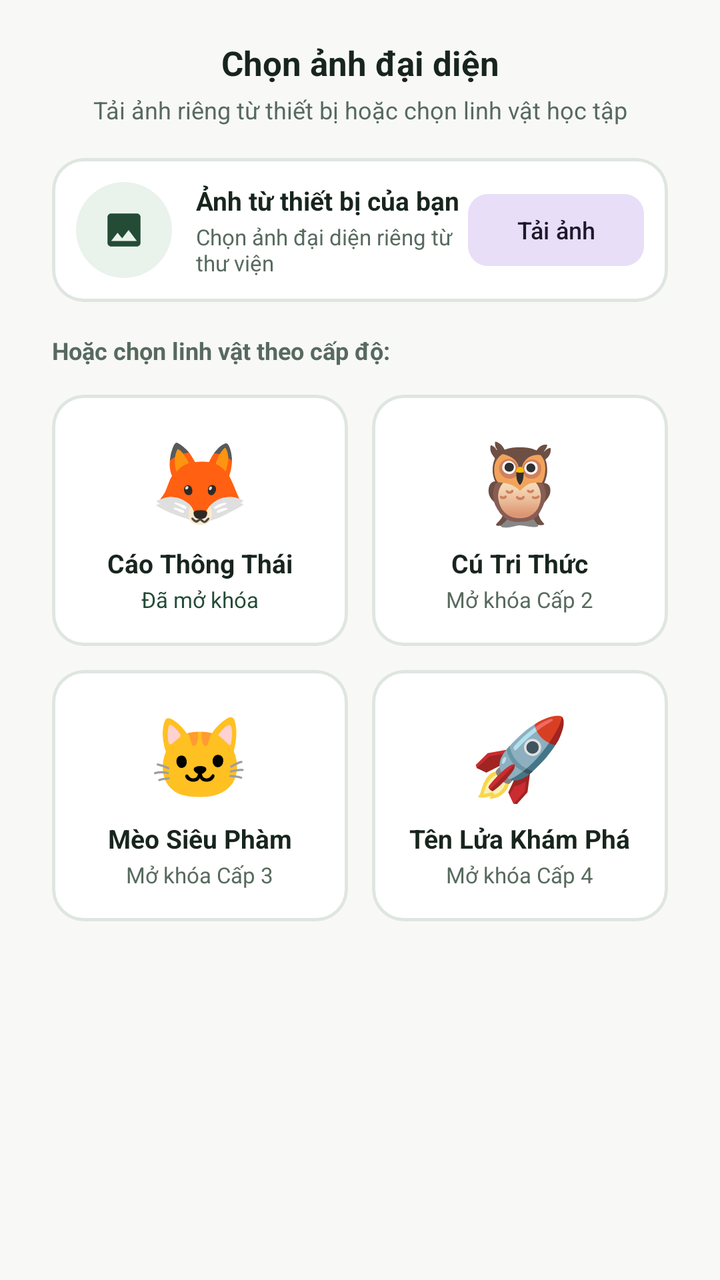
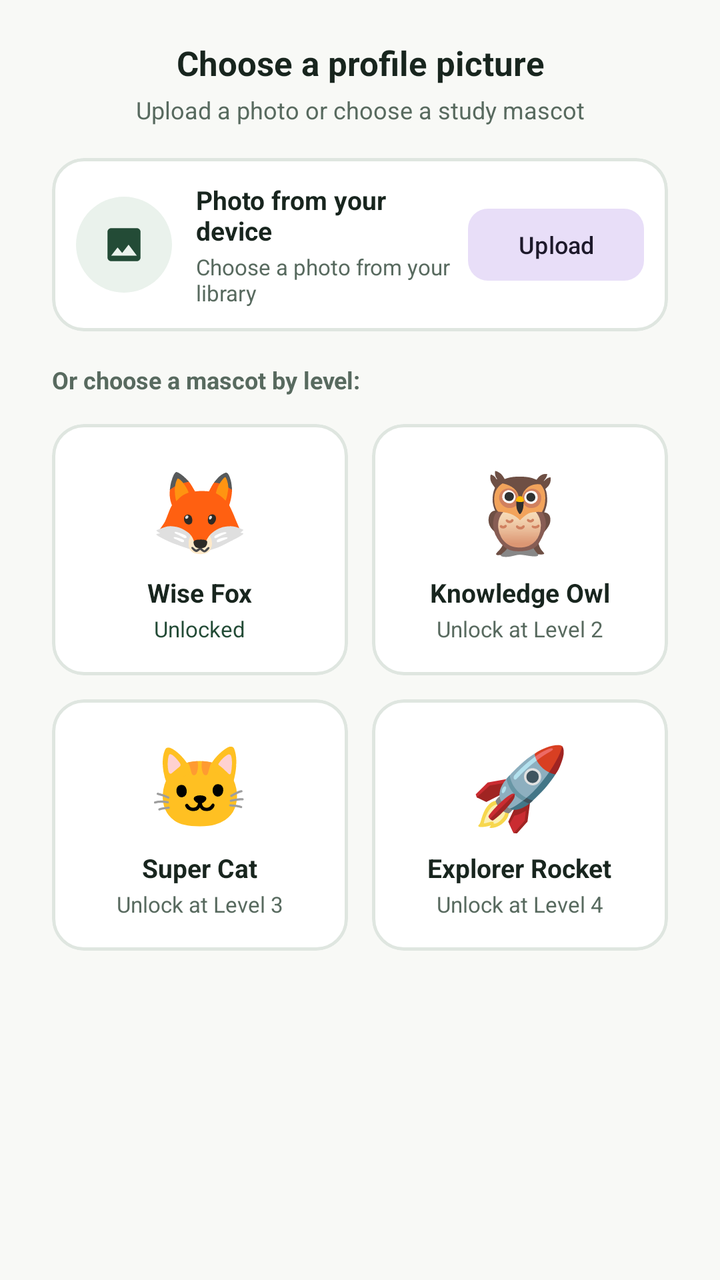

Screens rendered from an Android XML layout before and after an edit, with the pre-edit source and the edit as a unified diff.
<!-- AndroidManifest.xml: application theme Theme.AIStudy -->
<!-- res/layout/dialog_select_avatar.xml -->
<?xml version="1.0" encoding="utf-8"?>
<LinearLayout xmlns:android="http://schemas.android.com/apk/res/android"
    xmlns:app="http://schemas.android.com/apk/res-auto"
    xmlns:tools="http://schemas.android.com/tools"
    android:layout_width="match_parent"
    android:layout_height="wrap_content"
    android:orientation="vertical"
    android:padding="20dp">

    <TextView
        android:layout_width="match_parent"
        android:layout_height="wrap_content"
        android:gravity="center"
        android:text="@string/profile_choose_avatar"
        android:textColor="@color/answer_foreground"
        android:textSize="17sp"
        android:textStyle="bold" />

    <TextView
        android:layout_width="match_parent"
        android:layout_height="wrap_content"
        android:layout_marginTop="4dp"
        android:gravity="center"
        android:text="Tải ảnh riêng từ thiết bị hoặc chọn linh vật học tập"
        android:textColor="@color/answer_foreground_secondary"
        android:textSize="12sp" />

    
    <com.google.android.material.card.MaterialCardView
        android:id="@+id/card_avatar_custom"
        android:layout_width="match_parent"
        android:layout_height="wrap_content"
        android:layout_marginTop="16dp"
        android:layout_marginHorizontal="6dp"
        android:clickable="true"
        android:focusable="true"
        app:cardCornerRadius="16dp"
        app:cardElevation="0dp"
        app:strokeColor="@color/answer_divider"
        app:strokeWidth="1.5dp">

        <LinearLayout
            android:layout_width="match_parent"
            android:layout_height="wrap_content"
            android:gravity="center_vertical"
            android:orientation="horizontal"
            android:padding="12dp">

            <FrameLayout
                android:layout_width="48dp"
                android:layout_height="48dp">

                <com.google.android.material.imageview.ShapeableImageView
                    android:id="@+id/iv_custom_avatar_preview"
                    android:layout_width="48dp"
                    android:layout_height="48dp"
                    android:scaleType="centerCrop"
                    app:shapeAppearanceOverlay="@style/ShapeAppearance.Material3.Corner.Full"
                    android:visibility="gone" />

                <FrameLayout
                    android:id="@+id/layout_custom_icon_placeholder"
                    android:layout_width="48dp"
                    android:layout_height="48dp"
                    android:background="@drawable/bg_ai_error_icon_bubble"
                    android:backgroundTint="@color/answer_result_surface">

                    <ImageView
                        android:layout_width="22dp"
                        android:layout_height="22dp"
                        android:layout_gravity="center"
                        android:contentDescription="@null"
                        android:src="@drawable/ic_gallery"
                        app:tint="@color/answer_primary" />
                </FrameLayout>
            </FrameLayout>

            <LinearLayout
                android:layout_width="0dp"
                android:layout_height="wrap_content"
                android:layout_marginStart="12dp"
                android:layout_weight="1"
                android:orientation="vertical">

                <TextView
                    android:layout_width="wrap_content"
                    android:layout_height="wrap_content"
                    android:text="Ảnh từ thiết bị của bạn"
                    android:textColor="@color/answer_foreground"
                    android:textSize="13sp"
                    android:textStyle="bold" />

                <TextView
                    android:id="@+id/tv_status_custom"
                    android:layout_width="wrap_content"
                    android:layout_height="wrap_content"
                    android:layout_marginTop="2dp"
                    android:text="Chọn ảnh đại diện riêng từ thư viện"
                    android:textColor="@color/answer_foreground_secondary"
                    android:textSize="11sp" />
            </LinearLayout>

            <com.google.android.material.button.MaterialButton
                android:id="@+id/btn_pick_photo"
                style="@style/Widget.Material3.Button.TonalButton"
                android:layout_width="wrap_content"
                android:layout_height="36dp"
                android:insetTop="0dp"
                android:insetBottom="0dp"
                android:text="Tải ảnh"
                android:textSize="12sp"
                app:cornerRadius="10dp" />
        </LinearLayout>
    </com.google.android.material.card.MaterialCardView>

    <TextView
        android:layout_width="match_parent"
        android:layout_height="wrap_content"
        android:layout_marginTop="16dp"
        android:layout_marginStart="6dp"
        android:text="Hoặc chọn linh vật theo cấp độ:"
        android:textColor="@color/answer_foreground_secondary"
        android:textSize="12sp"
        android:textStyle="bold" />

    <GridLayout
        android:id="@+id/grid_avatars"
        android:layout_width="match_parent"
        android:layout_height="wrap_content"
        android:layout_marginTop="8dp"
        android:alignmentMode="alignMargins"
        android:columnCount="2"
        android:rowCount="2">

        
        <com.google.android.material.card.MaterialCardView
            android:id="@+id/card_avatar_fox"
            android:layout_width="0dp"
            android:layout_height="wrap_content"
            android:layout_columnWeight="1"
            android:layout_margin="6dp"
            android:clickable="true"
            android:focusable="true"
            app:cardCornerRadius="16dp"
            app:cardElevation="0dp"
            app:strokeColor="@color/answer_divider"
            app:strokeWidth="1.5dp">

            <LinearLayout
                android:layout_width="match_parent"
                android:layout_height="wrap_content"
                android:gravity="center"
                android:orientation="vertical"
                android:padding="16dp">

                <TextView
                    android:layout_width="wrap_content"
                    android:layout_height="wrap_content"
                    android:text="🦊"
                    android:textSize="40sp" />

                <TextView
                    android:layout_width="wrap_content"
                    android:layout_height="wrap_content"
                    android:layout_marginTop="6dp"
                    android:text="Cáo Thông Thái"
                    android:textColor="@color/answer_foreground"
                    android:textSize="13sp"
                    android:textStyle="bold" />

                <TextView
                    android:id="@+id/tv_status_fox"
                    android:layout_width="wrap_content"
                    android:layout_height="wrap_content"
                    android:layout_marginTop="2dp"
                    android:text="@string/profile_avatar_unlocked"
                    android:textColor="@color/answer_primary"
                    android:textSize="11sp" />
            </LinearLayout>
        </com.google.android.material.card.MaterialCardView>

        
        <com.google.android.material.card.MaterialCardView
            android:id="@+id/card_avatar_owl"
            android:layout_width="0dp"
            android:layout_height="wrap_content"
            android:layout_columnWeight="1"
            android:layout_margin="6dp"
            android:clickable="true"
            android:focusable="true"
            app:cardCornerRadius="16dp"
            app:cardElevation="0dp"
            app:strokeColor="@color/answer_divider"
            app:strokeWidth="1.5dp">

            <LinearLayout
                android:layout_width="match_parent"
                android:layout_height="wrap_content"
                android:gravity="center"
                android:orientation="vertical"
                android:padding="16dp">

                <TextView
                    android:layout_width="wrap_content"
                    android:layout_height="wrap_content"
                    android:text="🦉"
                    android:textSize="40sp" />

                <TextView
                    android:layout_width="wrap_content"
                    android:layout_height="wrap_content"
                    android:layout_marginTop="6dp"
                    android:text="Cú Tri Thức"
                    android:textColor="@color/answer_foreground"
                    android:textSize="13sp"
                    android:textStyle="bold" />

                <TextView
                    android:id="@+id/tv_status_owl"
                    android:layout_width="wrap_content"
                    android:layout_height="wrap_content"
                    android:layout_marginTop="2dp"
                    android:text="Mở khóa Cấp 2"
                    android:textColor="@color/answer_foreground_secondary"
                    android:textSize="11sp" />
            </LinearLayout>
        </com.google.android.material.card.MaterialCardView>

        
        <com.google.android.material.card.MaterialCardView
            android:id="@+id/card_avatar_cat"
            android:layout_width="0dp"
            android:layout_height="wrap_content"
            android:layout_columnWeight="1"
            android:layout_margin="6dp"
            android:clickable="true"
            android:focusable="true"
            app:cardCornerRadius="16dp"
            app:cardElevation="0dp"
            app:strokeColor="@color/answer_divider"
            app:strokeWidth="1.5dp">

            <LinearLayout
                android:layout_width="match_parent"
                android:layout_height="wrap_content"
                android:gravity="center"
                android:orientation="vertical"
                android:padding="16dp">

                <TextView
                    android:layout_width="wrap_content"
                    android:layout_height="wrap_content"
                    android:text="🐱"
                    android:textSize="40sp" />

                <TextView
                    android:layout_width="wrap_content"
                    android:layout_height="wrap_content"
                    android:layout_marginTop="6dp"
                    android:text="Mèo Siêu Phàm"
                    android:textColor="@color/answer_foreground"
                    android:textSize="13sp"
                    android:textStyle="bold" />

                <TextView
                    android:id="@+id/tv_status_cat"
                    android:layout_width="wrap_content"
                    android:layout_height="wrap_content"
                    android:layout_marginTop="2dp"
                    android:text="Mở khóa Cấp 3"
                    android:textColor="@color/answer_foreground_secondary"
                    android:textSize="11sp" />
            </LinearLayout>
        </com.google.android.material.card.MaterialCardView>

        
        <com.google.android.material.card.MaterialCardView
            android:id="@+id/card_avatar_rocket"
            android:layout_width="0dp"
            android:layout_height="wrap_content"
            android:layout_columnWeight="1"
            android:layout_margin="6dp"
            android:clickable="true"
            android:focusable="true"
            app:cardCornerRadius="16dp"
            app:cardElevation="0dp"
            app:strokeColor="@color/answer_divider"
            app:strokeWidth="1.5dp">

            <LinearLayout
                android:layout_width="match_parent"
                android:layout_height="wrap_content"
                android:gravity="center"
                android:orientation="vertical"
                android:padding="16dp">

                <TextView
                    android:layout_width="wrap_content"
                    android:layout_height="wrap_content"
                    android:text="🚀"
                    android:textSize="40sp" />

                <TextView
                    android:layout_width="wrap_content"
                    android:layout_height="wrap_content"
                    android:layout_marginTop="6dp"
                    android:text="Tên Lửa Khám Phá"
                    android:textColor="@color/answer_foreground"
                    android:textSize="13sp"
                    android:textStyle="bold" />

                <TextView
                    android:id="@+id/tv_status_rocket"
                    android:layout_width="wrap_content"
                    android:layout_height="wrap_content"
                    android:layout_marginTop="2dp"
                    android:text="Mở khóa Cấp 4"
                    android:textColor="@color/answer_foreground_secondary"
                    android:textSize="11sp" />
            </LinearLayout>
        </com.google.android.material.card.MaterialCardView>
    </GridLayout>
</LinearLayout>
<!-- resources referenced by this layout -->
<resources>
  <color name="answer_divider">@color/answer_rule_100</color>
  <color name="answer_foreground">@color/answer_ink_900</color>
  <color name="answer_foreground_secondary">@color/answer_ink_600</color>
  <color name="answer_primary">@color/answer_sage_700</color>
  <color name="answer_result_surface">@color/answer_sage_50</color>
  <!-- drawable bg_ai_error_icon_bubble (drawable) -->
  <?xml version="1.0" encoding="utf-8"?>
  <shape xmlns:android="http://schemas.android.com/apk/res/android"
      android:shape="oval">
      <solid android:color="@color/answer_error_surface" />
  </shape>
  <!-- drawable ic_gallery (drawable) -->
  <vector xmlns:android="http://schemas.android.com/apk/res/android"
      android:width="24dp"
      android:height="24dp"
      android:viewportWidth="24"
      android:viewportHeight="24">
      <path
          android:fillColor="@color/answer_primary"
          android:pathData="M21,19V5c0,-1.1 -0.9,-2 -2,-2H5c-1.1,0 -2,0.9 -2,2v14c0,1.1 0.9,2 2,2h14c1.1,0 2,-0.9 2,-2zM8.5,13.5l2.5,3.01L14.5,12l4.5,6H5l3.5,-4.5z"/>
  </vector>
  <string name="profile_avatar_unlocked">Đã mở khóa</string>
  <string name="profile_choose_avatar">Chọn ảnh đại diện</string>
  <style name="Theme.AIStudy" parent="Base.Theme.AIStudy" />
  <color name="answer_rule_100">#DFE6E0</color>
  <color name="answer_ink_900">#18251E</color>
  <color name="answer_ink_600">#586A5F</color>
  <color name="answer_sage_700">#234B36</color>
  <color name="answer_sage_50">#EAF2EC</color>
  <color name="answer_error_surface">@color/answer_red_100</color>
  <color name="answer_red_100">#FCE8E6</color>
  <color name="answer_on_primary">@color/answer_paper_0</color>
  <color name="answer_surface">@color/answer_paper_0</color>
  <color name="answer_outline">@color/answer_outline_500</color>
  <color name="answer_error">@color/answer_red_700</color>
  <color name="answer_on_error">@color/answer_paper_0</color>
  <color name="answer_background">@color/answer_paper_50</color>
  <color name="answer_text_selection">@color/answer_sage_selection_light</color>
  <color name="answer_paper_0">#FFFFFF</color>
  <color name="answer_outline_500">#76877B</color>
  <color name="answer_red_700">#C5221F</color>
  <color name="answer_paper_50">#F8F9F6</color>
  <color name="answer_sage_selection_light">#33234B36</color>
  <!-- unchanged entries left out for length: 1 -->
</resources>

<!-- the commit's change to res/layout/dialog_select_avatar.xml (unified diff, before → after) -->
@@ -21,7 +21,7 @@
         android:layout_height="wrap_content"
         android:layout_marginTop="4dp"
         android:gravity="center"
-        android:text="Tải ảnh riêng từ thiết bị hoặc chọn linh vật học tập"
+        android:text="@string/profile_avatar_dialog_hint"
         android:textColor="@color/answer_foreground_secondary"
         android:textSize="12sp" />
 
@@ -85,7 +85,7 @@
                 <TextView
                     android:layout_width="wrap_content"
                     android:layout_height="wrap_content"
-                    android:text="Ảnh từ thiết bị của bạn"
+                    android:text="@string/profile_avatar_custom_title"
                     android:textColor="@color/answer_foreground"
                     android:textSize="13sp"
                     android:textStyle="bold" />
@@ -95,7 +95,7 @@
                     android:layout_width="wrap_content"
                     android:layout_height="wrap_content"
                     android:layout_marginTop="2dp"
-                    android:text="Chọn ảnh đại diện riêng từ thư viện"
+                    android:text="@string/profile_avatar_custom_choose"
                     android:textColor="@color/answer_foreground_secondary"
                     android:textSize="11sp" />
             </LinearLayout>
@@ -107,7 +107,7 @@
                 android:layout_height="36dp"
                 android:insetTop="0dp"
                 android:insetBottom="0dp"
-                android:text="Tải ảnh"
+                android:text="@string/profile_avatar_upload"
                 android:textSize="12sp"
                 app:cornerRadius="10dp" />
         </LinearLayout>
@@ -118,7 +118,7 @@
         android:layout_height="wrap_content"
         android:layout_marginTop="16dp"
         android:layout_marginStart="6dp"
-        android:text="Hoặc chọn linh vật theo cấp độ:"
+        android:text="@string/profile_avatar_level_hint"
         android:textColor="@color/answer_foreground_secondary"
         android:textSize="12sp"
         android:textStyle="bold" />
@@ -163,7 +163,7 @@
                     android:layout_width="wrap_content"
                     android:layout_height="wrap_content"
                     android:layout_marginTop="6dp"
-                    android:text="Cáo Thông Thái"
+                    android:text="@string/profile_avatar_fox_name"
                     android:textColor="@color/answer_foreground"
                     android:textSize="13sp"
                     android:textStyle="bold" />
@@ -210,7 +210,7 @@
                     android:layout_width="wrap_content"
                     android:layout_height="wrap_content"
                     android:layout_marginTop="6dp"
-                    android:text="Cú Tri Thức"
+                    android:text="@string/profile_avatar_owl_name"
                     android:textColor="@color/answer_foreground"
                     android:textSize="13sp"
                     android:textStyle="bold" />
@@ -220,7 +220,7 @@
                     android:layout_width="wrap_content"
                     android:layout_height="wrap_content"
                     android:layout_marginTop="2dp"
-                    android:text="Mở khóa Cấp 2"
+                    android:text="@string/profile_avatar_locked_level_2"
                     android:textColor="@color/answer_foreground_secondary"
                     android:textSize="11sp" />
             </LinearLayout>
@@ -257,7 +257,7 @@
                     android:layout_width="wrap_content"
                     android:layout_height="wrap_content"
                     android:layout_marginTop="6dp"
-                    android:text="Mèo Siêu Phàm"
+                    android:text="@string/profile_avatar_cat_name"
                     android:textColor="@color/answer_foreground"
                     android:textSize="13sp"
                     android:textStyle="bold" />
@@ -267,7 +267,7 @@
                     android:layout_width="wrap_content"
                     android:layout_height="wrap_content"
                     android:layout_marginTop="2dp"
-                    android:text="Mở khóa Cấp 3"
+                    android:text="@string/profile_avatar_locked_level_3"
                     android:textColor="@color/answer_foreground_secondary"
                     android:textSize="11sp" />
             </LinearLayout>
@@ -304,7 +304,7 @@
                     android:layout_width="wrap_content"
                     android:layout_height="wrap_content"
                     android:layout_marginTop="6dp"
-                    android:text="Tên Lửa Khám Phá"
+                    android:text="@string/profile_avatar_rocket_name"
                     android:textColor="@color/answer_foreground"
                     android:textSize="13sp"
                     android:textStyle="bold" />
@@ -314,7 +314,7 @@
                     android:layout_width="wrap_content"
                     android:layout_height="wrap_content"
                     android:layout_marginTop="2dp"
-                    android:text="Mở khóa Cấp 4"
+                    android:text="@string/profile_avatar_locked_level_4"
                     android:textColor="@color/answer_foreground_secondary"
                     android:textSize="11sp" />
             </LinearLayout>
<!-- resource entries referenced after the edit -->
@@ -21,8 +21,20 @@
           android:fillColor="@color/answer_primary"
           android:pathData="M21,19V5c0,-1.1 -0.9,-2 -2,-2H5c-1.1,0 -2,0.9 -2,2v14c0,1.1 0.9,2 2,2h14c1.1,0 2,-0.9 2,-2zM8.5,13.5l2.5,3.01L14.5,12l4.5,6H5l3.5,-4.5z"/>
   </vector>
-  <string name="profile_avatar_unlocked">Đã mở khóa</string>
-  <string name="profile_choose_avatar">Chọn ảnh đại diện</string>
+  <string name="profile_avatar_cat_name">Super Cat</string>
+  <string name="profile_avatar_custom_choose">Choose a photo from your library</string>
+  <string name="profile_avatar_custom_title">Photo from your device</string>
+  <string name="profile_avatar_dialog_hint">Upload a photo or choose a study mascot</string>
+  <string name="profile_avatar_fox_name">Wise Fox</string>
+  <string name="profile_avatar_level_hint">Or choose a mascot by level:</string>
+  <string name="profile_avatar_locked_level_2">Unlock at Level 2</string>
+  <string name="profile_avatar_locked_level_3">Unlock at Level 3</string>
+  <string name="profile_avatar_locked_level_4">Unlock at Level 4</string>
+  <string name="profile_avatar_owl_name">Knowledge Owl</string>
+  <string name="profile_avatar_rocket_name">Explorer Rocket</string>
+  <string name="profile_avatar_unlocked">Unlocked</string>
+  <string name="profile_avatar_upload">Upload</string>
+  <string name="profile_choose_avatar">Choose a profile picture</string>
   <style name="Theme.AIStudy" parent="Base.Theme.AIStudy" />
   <color name="answer_rule_100">#DFE6E0</color>
   <color name="answer_ink_900">#18251E</color>
